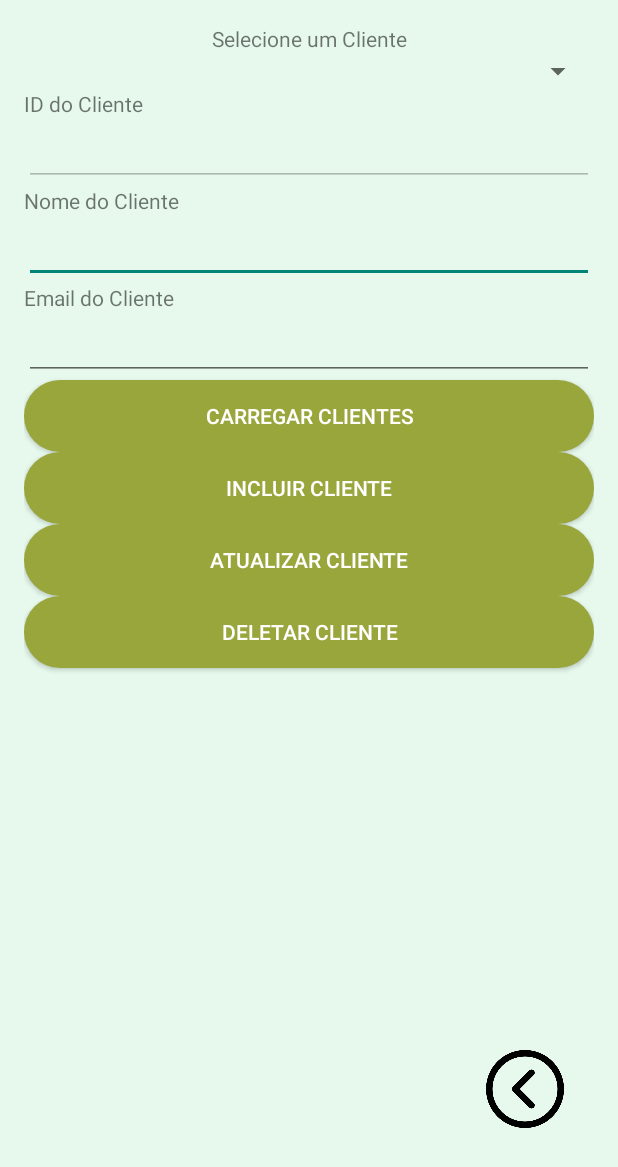
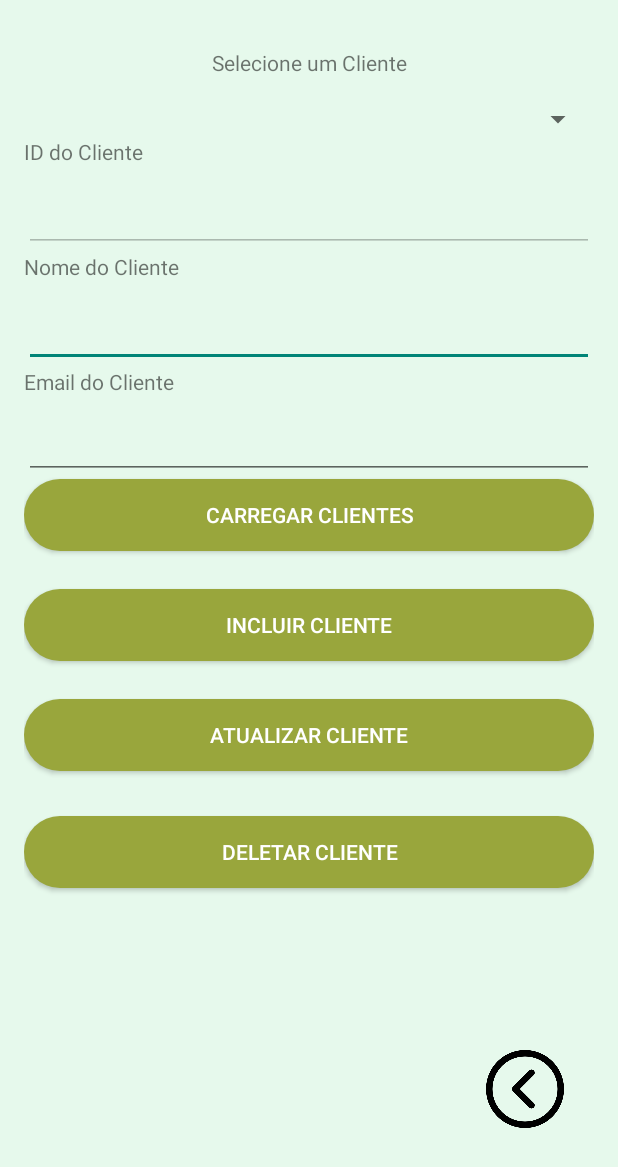
Before and after one commit to Thiago163/Aplicativo_pim_vs1_sb, an Android app: the tela_cliente_teste screen opened directly, with no data from a screen before it, on a phone screen of 412 x 824 dp. Shown: the top 1167 px of the screen. Run offline under Robolectric (Android 15) with nearby library versions, the phone set to English and light mode, and no system bars.

Commit message:
tentativa cadastro2

```diff
--- a/app/build.gradle.kts
+++ b/app/build.gradle.kts
@@ -47,4 +47,10 @@ dependencies {
     implementation("com.squareup.retrofit2:converter-gson:2.9.0")
     implementation("com.google.code.gson:gson:2.8.8")
     implementation("com.squareup.okhttp3:okhttp:4.9.3")
+
+    // Kotlin coroutines dependency
+    implementation("org.jetbrains.kotlinx:kotlinx-coroutines-android:1.6.4")
+
+    // Dependência para a biblioteca JSON (org.json)
+    implementation("org.json:json:20210307") // Adiciona a dependência do JSON
 }
--- a/app/src/main/java/com/example/pim_mundo_verde/tela_fazendeiro.java
+++ b/app/src/main/java/com/example/pim_mundo_verde/tela_fazendeiro.java
@@ -16,6 +16,8 @@ import retrofit2.Callback;
 import retrofit2.Response;
 import retrofit2.Retrofit;
 import retrofit2.converter.gson.GsonConverterFactory;
+import retrofit2.http.Body;
+import retrofit2.http.POST;
 
 public class tela_fazendeiro extends AppCompatActivity {
 
--- a/app/src/main/res/layout/activity_tela_cliente_teste.xml
+++ b/app/src/main/res/layout/activity_tela_cliente_teste.xml
@@ -26,27 +26,28 @@
         app:layout_constraintTop_toTopOf="parent"
         app:srcCompat="@drawable/voltar" />
 
+    <!-- Spinner para listar clientes -->
     <TextView
         android:id="@+id/labelClientes"
         android:layout_width="wrap_content"
         android:layout_height="wrap_content"
+        android:layout_marginTop="16dp"
         android:text="Selecione um Cliente"
-        app:layout_constraintTop_toTopOf="parent"
+        app:layout_constraintEnd_toEndOf="parent"
         app:layout_constraintStart_toStartOf="parent"
-        app:layout_constraintEnd_toEndOf="parent"
-        android:layout_marginBottom="8dp" />
+        app:layout_constraintTop_toTopOf="parent" />
 
-    <!-- Spinner para listar clientes -->
+    <!-- Campo ID (somente leitura) -->
     <Spinner
         android:id="@+id/spinnerClientes"
         android:layout_width="0dp"
         android:layout_height="wrap_content"
-        app:layout_constraintTop_toBottomOf="@id/labelClientes"
+        android:layout_marginTop="16dp"
+        app:layout_constraintEnd_toEndOf="parent"
+        app:layout_constraintHorizontal_bias="0.0"
         app:layout_constraintStart_toStartOf="parent"
-        app:layout_constraintEnd_toEndOf="parent"
-        android:layout_marginBottom="16dp" />
+        app:layout_constraintTop_toBottomOf="@id/labelClientes" />
 
-    <!-- Campo ID (somente leitura) -->
     <TextView
         android:id="@+id/labelId"
         android:layout_width="wrap_content"
@@ -56,17 +57,18 @@
         app:layout_constraintStart_toStartOf="parent"
         android:layout_marginBottom="4dp" />
 
+    <!-- Campo Nome -->
     <EditText
         android:id="@+id/editTextId"
         android:layout_width="0dp"
         android:layout_height="wrap_content"
+        android:layout_marginTop="12dp"
         android:enabled="false"
-        app:layout_constraintTop_toBottomOf="@id/labelId"
+        app:layout_constraintEnd_toEndOf="parent"
+        app:layout_constraintHorizontal_bias="0.0"
         app:layout_constraintStart_toStartOf="parent"
-        app:layout_constraintEnd_toEndOf="parent"
-        android:layout_marginBottom="8dp" />
+        app:layout_constraintTop_toBottomOf="@id/labelId" />
 
-    <!-- Campo Nome -->
     <TextView
         android:id="@+id/labelNome"
         android:layout_width="wrap_content"
@@ -76,16 +78,18 @@
         app:layout_constraintStart_toStartOf="parent"
         android:layout_marginBottom="4dp" />
 
+    <!-- Campo Email -->
+
     <EditText
         android:id="@+id/editTextNome"
         android:layout_width="0dp"
         android:layout_height="wrap_content"
-        app:layout_constraintTop_toBottomOf="@id/labelNome"
+        android:layout_marginTop="12dp"
+        app:layout_constraintEnd_toEndOf="parent"
+        app:layout_constraintHorizontal_bias="0.0"
         app:layout_constraintStart_toStartOf="parent"
-        app:layout_constraintEnd_toEndOf="parent"
-        android:layout_marginBottom="8dp" />
+        app:layout_constraintTop_toBottomOf="@id/labelNome" />
 
-    <!-- Campo Email -->
     <TextView
         android:id="@+id/labelEmail"
         android:layout_width="wrap_content"
@@ -95,16 +99,17 @@
         app:layout_constraintStart_toStartOf="parent"
         android:layout_marginBottom="4dp" />
 
+    <!-- Botão para carregar a lista de clientes -->
     <EditText
         android:id="@+id/editTextEmail"
         android:layout_width="0dp"
         android:layout_height="wrap_content"
-        app:layout_constraintTop_toBottomOf="@id/labelEmail"
+        android:layout_marginTop="10dp"
+        app:layout_constraintEnd_toEndOf="parent"
+        app:layout_constraintHorizontal_bias="0.0"
         app:layout_constraintStart_toStartOf="parent"
-        app:layout_constraintEnd_toEndOf="parent"
-        android:layout_marginBottom="16dp" />
+        app:layout_constraintTop_toBottomOf="@id/labelEmail" />
 
-    <!-- Botão para carregar a lista de clientes -->
     <Button
         android:id="@+id/buttonLoadClientes"
         android:layout_width="0dp"
@@ -113,38 +118,44 @@
         app:layout_constraintTop_toBottomOf="@id/editTextEmail"
         app:layout_constraintStart_toStartOf="parent"
         app:layout_constraintEnd_toEndOf="parent"
-        android:layout_marginBottom="8dp" />
+        android:layout_marginBottom="4dp" />
 
     <!-- Botão para incluir um novo cliente -->
+
+    <!-- Botão para atualizar cliente selecionado -->
+
+    <!-- Botão para deletar cliente selecionado -->
     <Button
         android:id="@+id/buttonAddCliente"
         android:layout_width="0dp"
         android:layout_height="wrap_content"
+        android:layout_marginTop="25dp"
         android:text="Incluir Cliente"
-        app:layout_constraintTop_toBottomOf="@id/buttonLoadClientes"
+        app:layout_constraintEnd_toEndOf="parent"
+        app:layout_constraintHorizontal_bias="0.0"
         app:layout_constraintStart_toStartOf="parent"
-        app:layout_constraintEnd_toEndOf="parent"
-        android:layout_marginBottom="8dp" />
+        app:layout_constraintTop_toBottomOf="@id/buttonLoadClientes" />
 
-    <!-- Botão para atualizar cliente selecionado -->
     <Button
         android:id="@+id/buttonUpdateCliente"
         android:layout_width="0dp"
         android:layout_height="wrap_content"
+        android:layout_marginTop="25dp"
         android:text="Atualizar Cliente"
-        app:layout_constraintTop_toBottomOf="@id/buttonAddCliente"
+        app:layout_constraintEnd_toEndOf="parent"
+        app:layout_constraintHorizontal_bias="0.0"
         app:layout_constraintStart_toStartOf="parent"
-        app:layout_constraintEnd_toEndOf="parent"
-        android:layout_marginBottom="8dp" />
+        app:layout_constraintTop_toBottomOf="@id/buttonAddCliente" />
 
-    <!-- Botão para deletar cliente selecionado -->
     <Button
         android:id="@+id/buttonDeleteCliente"
         android:layout_width="0dp"
         android:layout_height="wrap_content"
+        android:layout_marginTop="30dp"
         android:text="Deletar Cliente"
-        app:layout_constraintTop_toBottomOf="@id/buttonUpdateCliente"
+        app:layout_constraintEnd_toEndOf="parent"
+        app:layout_constraintHorizontal_bias="0.0"
         app:layout_constraintStart_toStartOf="parent"
-        app:layout_constraintEnd_toEndOf="parent" />
+        app:layout_constraintTop_toBottomOf="@id/buttonUpdateCliente" />
 
 </androidx.constraintlayout.widget.ConstraintLayout>
--- a/app/src/main/res/values/styles.xml
+++ b/app/src/main/res/values/styles.xml
@@ -2,7 +2,7 @@
     <!-- Tema do Aplicativo -->
     <style name="Theme.PIM_Mundo_Verde" parent="Theme.AppCompat.Light.NoActionBar">
         <!-- Cor da barra de status -->
-        <item name="android:statusBarColor">#FFFAFA</item>
+        <item name="android:statusBarColor">@android:color/transparent</item>
 
         <!-- Cor de fundo principal do aplicativo (ou use verde claro) -->
         <item name="android:windowBackground">@color/verde_claro</item>
```
Also changed, not shown: app/src/main/java/com/example/pim_mundo_verde/services/FazendeiroApiService.java (+179 -5 lines).
